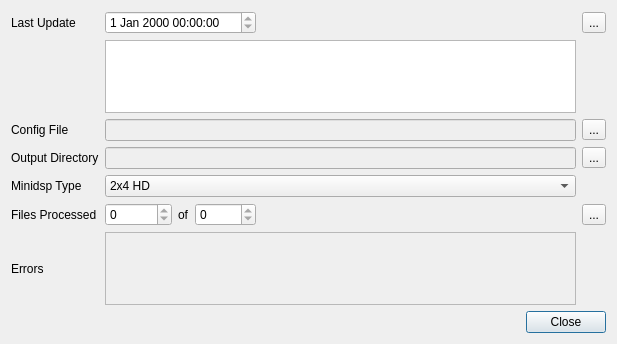
First picture: the form in src/main/python/ui/minidsp.ui, repository 3ll3d00d/beqdesigner, before the edit.
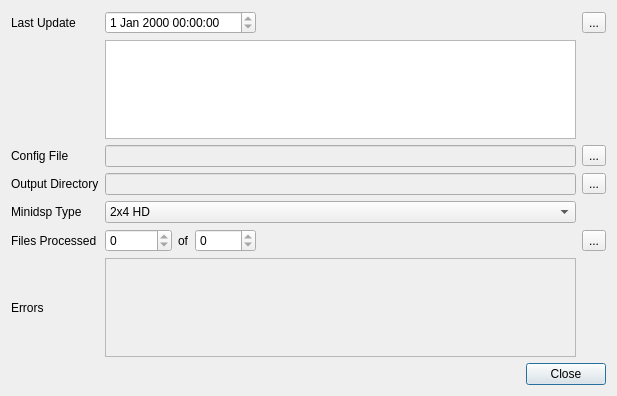
Second picture: the form after the edit.

Commit message: Added support for miniDSP 10x10 HD

```diff
--- a/src/main/python/ui/minidsp.ui
+++ b/src/main/python/ui/minidsp.ui
@@ -7,7 +7,7 @@
     <x>0</x>
     <y>0</y>
     <width>617</width>
-    <height>344</height>
+    <height>396</height>
    </rect>
   </property>
   <property name="windowTitle">
```
Left out of the diff: 5 changed lines with no effect on the pictures. The commit also changes 2 other files.
